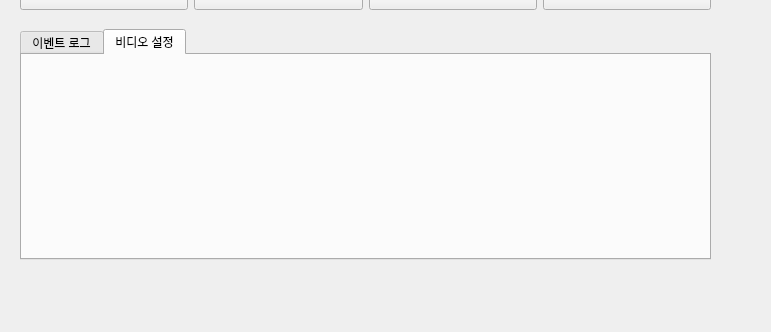
The window that test_gui/mainwindow.ui (VEDA-tmpa/JIKIMZON_Qt) describes before a commit, drawn with Qt 5; both pictures show x 0 to 771 and y 491 to 823 of the 1300 by 823 pixel window.
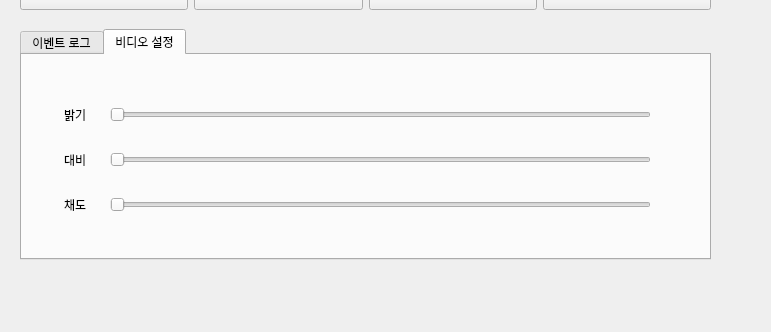
The same window after the commit. Icons and pictures are not drawn.

Commit message: feat: 비디오 밝기, 대비, 채도 기능 추가

Patch:
```diff
--- a/test_gui/mainwindow.ui
+++ b/test_gui/mainwindow.ui
@@ -231,6 +231,72 @@
      <attribute name="title">
       <string>비디오 설정</string>
      </attribute>
+     <widget class="QWidget" name="formLayoutWidget">
+      <property name="geometry">
+       <rect>
+        <x>30</x>
+        <y>30</y>
+        <width>611</width>
+        <height>151</height>
+       </rect>
+      </property>
+      <layout class="QGridLayout" name="gridLayout_5">
+       <property name="leftMargin">
+        <number>12</number>
+       </property>
+       <property name="rightMargin">
+        <number>12</number>
+       </property>
+       <property name="horizontalSpacing">
+        <number>20</number>
+       </property>
+       <property name="verticalSpacing">
+        <number>-1</number>
+       </property>
+       <item row="0" column="0">
+        <widget class="QLabel" name="label">
+         <property name="text">
+          <string>밝기 </string>
+         </property>
+        </widget>
+       </item>
+       <item row="0" column="1">
+        <widget class="QSlider" name="brightnessSlider">
+         <property name="orientation">
+          <enum>Qt::Horizontal</enum>
+         </property>
+        </widget>
+       </item>
+       <item row="1" column="0">
+        <widget class="QLabel" name="label_2">
+         <property name="text">
+          <string>대비 </string>
+         </property>
+        </widget>
+       </item>
+       <item row="1" column="1">
+        <widget class="QSlider" name="contrastSlider">
+         <property name="orientation">
+          <enum>Qt::Horizontal</enum>
+         </property>
+        </widget>
+       </item>
+       <item row="2" column="0">
+        <widget class="QLabel" name="label_3">
+         <property name="text">
+          <string>채도 </string>
+         </property>
+        </widget>
+       </item>
+       <item row="2" column="1">
+        <widget class="QSlider" name="saturationSlider">
+         <property name="orientation">
+          <enum>Qt::Horizontal</enum>
+         </property>
+        </widget>
+       </item>
+      </layout>
+     </widget>
     </widget>
    </widget>
    <widget class="QPushButton" name="btnToggleMode">
```
The commit also changes 4 other files.
